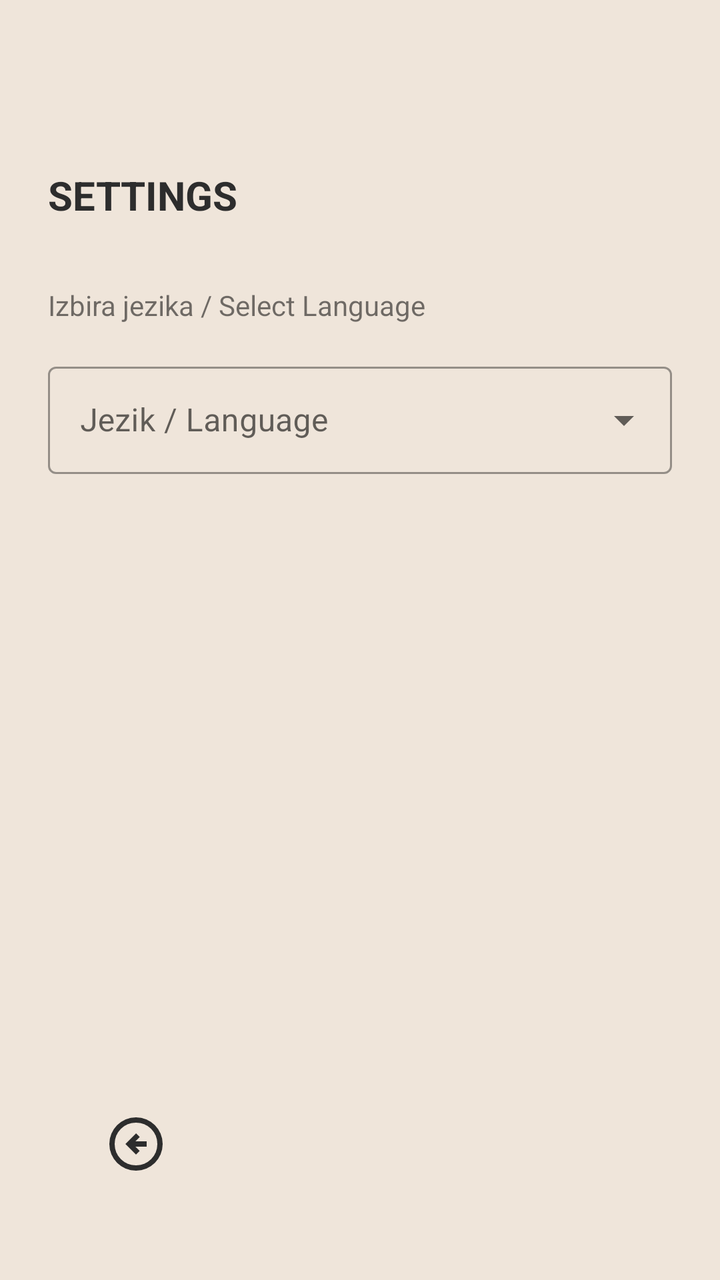
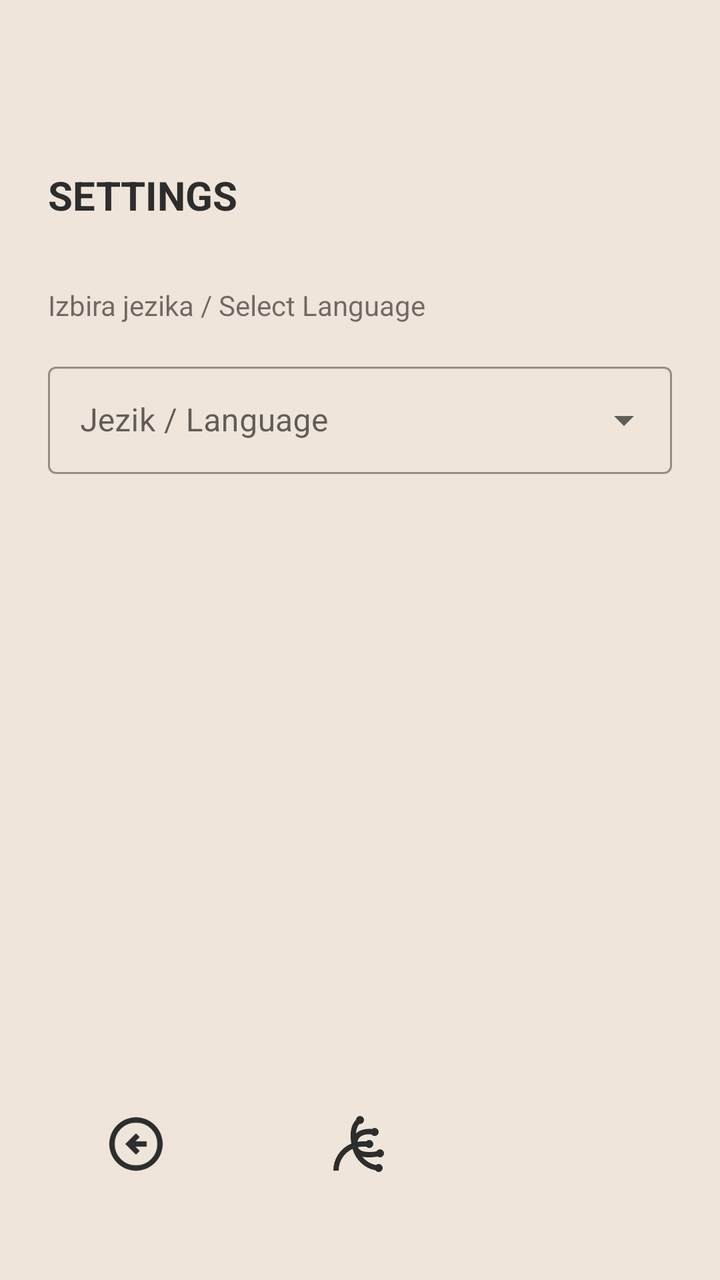

Before-and-after screenshots of an Android layout around one commit, followed by the original layout XML and the change that was made.
<!-- AndroidManifest.xml: application theme Theme.PametniPaketnik -->
<!-- res/layout/activity_settings.xml -->
<?xml version="1.0" encoding="utf-8"?>
<androidx.constraintlayout.widget.ConstraintLayout xmlns:android="http://schemas.android.com/apk/res/android"
    xmlns:app="http://schemas.android.com/apk/res-auto"
    android:layout_width="match_parent"
    android:layout_height="match_parent"
    android:background="@color/background"
    android:padding="24dp">

    <TextView
        android:id="@+id/settingsTitle"
        android:layout_width="wrap_content"
        android:layout_height="wrap_content"
        android:text="@string/settings_title"
        android:textSize="20sp"
        android:textStyle="bold"
        android:textColor="@color/history_text_primary"
        android:layout_marginTop="60dp"
        app:layout_constraintTop_toTopOf="parent"
        app:layout_constraintStart_toStartOf="parent" />

    <TextView
        android:id="@+id/languageLabel"
        android:layout_width="wrap_content"
        android:layout_height="wrap_content"
        android:text="@string/select_language_text"
        android:layout_marginTop="32dp"
        app:layout_constraintTop_toBottomOf="@id/settingsTitle"
        app:layout_constraintStart_toStartOf="parent" />

    <com.google.android.material.textfield.TextInputLayout
        android:id="@+id/languageDropdownMenu"
        style="@style/Widget.MaterialComponents.TextInputLayout.OutlinedBox.ExposedDropdownMenu"
        android:layout_width="match_parent"
        android:layout_height="wrap_content"
        android:layout_marginTop="16dp"
        android:hint="@string/language_hint"
        app:layout_constraintTop_toBottomOf="@id/languageLabel">

        <AutoCompleteTextView
            android:id="@+id/autoCompleteLanguage"
            android:layout_width="match_parent"
            android:layout_height="wrap_content"
            android:inputType="none"
            android:padding="16dp" />

    </com.google.android.material.textfield.TextInputLayout>
    <ImageButton
        android:id="@+id/btnBack"
        android:layout_width="56dp"
        android:layout_height="56dp"
        android:layout_marginStart="16dp"
        android:layout_marginBottom="16dp"
        android:background="?attr/selectableItemBackgroundBorderless"
        android:contentDescription="@string/nazaj"
        android:padding="12dp"
        android:scaleType="fitCenter"
        android:src="@drawable/ic_back_black"
        app:layout_constraintBottom_toBottomOf="parent"
        app:layout_constraintStart_toStartOf="parent"
        app:tint="@color/history_text_primary" />
</androidx.constraintlayout.widget.ConstraintLayout>
<!-- resources referenced by this layout -->
<resources>
  <color name="background">#EFE5DA</color>
  <color name="history_text_primary">#2D2D2D</color>
  <!-- drawable ic_back_black (drawable) -->
  <vector xmlns:android="http://schemas.android.com/apk/res/android" android:autoMirrored="true" android:height="24dp" android:tint="#000000" android:viewportHeight="960" android:viewportWidth="960" android:width="24dp">
        
      <path android:fillColor="@android:color/white" android:pathData="M480,640L536,584L472,520L640,520L640,440L472,440L536,376L480,320L320,480L480,640ZM480,880Q397,880 324,848.5Q251,817 197,763Q143,709 111.5,636Q80,563 80,480Q80,397 111.5,324Q143,251 197,197Q251,143 324,111.5Q397,80 480,80Q563,80 636,111.5Q709,143 763,197Q817,251 848.5,324Q880,397 880,480Q880,563 848.5,636Q817,709 763,763Q709,817 636,848.5Q563,880 480,880ZM480,800Q614,800 707,707Q800,614 800,480Q800,346 707,253Q614,160 480,160Q346,160 253,253Q160,346 160,480Q160,614 253,707Q346,800 480,800ZM480,480Q480,480 480,480Q480,480 480,480Q480,480 480,480Q480,480 480,480Q480,480 480,480Q480,480 480,480Q480,480 480,480Q480,480 480,480Z"/>
      
  </vector>
  <string name="language_hint">Jezik / Language</string>
  <string name="nazaj">Nazaj</string>
  <string name="select_language_text">Izbira jezika / Select Language</string>
  <string name="settings_title">SETTINGS</string>
  <style name="Theme.PametniPaketnik" parent="Base.Theme.PametniPaketnik" />
  <style name="Base.Theme.PametniPaketnik" parent="Theme.MaterialComponents.Light.NoActionBar">
          <item name="colorPrimary">@color/history_text_primary</item>
          <item name="android:statusBarColor">@color/background</item>
          <item name="android:windowLightStatusBar">true</item> </style>
</resources>

<!-- the commit's change to res/layout/activity_settings.xml (unified diff, before → after) -->
@@ -45,6 +45,20 @@
 
     </com.google.android.material.textfield.TextInputLayout>
     <ImageButton
+        android:id="@+id/btnHome"
+        android:layout_width="56dp"
+        android:layout_height="56dp"
+        android:layout_marginBottom="16dp"
+        android:background="?attr/selectableItemBackgroundBorderless"
+        android:contentDescription="@string/domov"
+        android:padding="12dp"
+        android:scaleType="fitCenter"
+        android:src="@drawable/ic_home_black"
+        app:layout_constraintBottom_toBottomOf="parent"
+        app:layout_constraintStart_toStartOf="parent"
+        app:layout_constraintEnd_toEndOf="parent"
+        app:tint="@color/history_text_primary" />
+    <ImageButton
         android:id="@+id/btnBack"
         android:layout_width="56dp"
         android:layout_height="56dp"
<!-- resource entries referenced after the edit -->
@@ -8,6 +8,13 @@
       <path android:fillColor="@android:color/white" android:pathData="M480,640L536,584L472,520L640,520L640,440L472,440L536,376L480,320L320,480L480,640ZM480,880Q397,880 324,848.5Q251,817 197,763Q143,709 111.5,636Q80,563 80,480Q80,397 111.5,324Q143,251 197,197Q251,143 324,111.5Q397,80 480,80Q563,80 636,111.5Q709,143 763,197Q817,251 848.5,324Q880,397 880,480Q880,563 848.5,636Q817,709 763,763Q709,817 636,848.5Q563,880 480,880ZM480,800Q614,800 707,707Q800,614 800,480Q800,346 707,253Q614,160 480,160Q346,160 253,253Q160,346 160,480Q160,614 253,707Q346,800 480,800ZM480,480Q480,480 480,480Q480,480 480,480Q480,480 480,480Q480,480 480,480Q480,480 480,480Q480,480 480,480Q480,480 480,480Q480,480 480,480Z"/>
       
   </vector>
+  <!-- drawable ic_home_black (drawable) -->
+  <vector xmlns:android="http://schemas.android.com/apk/res/android" android:height="24dp" android:tint="#000000" android:viewportHeight="960" android:viewportWidth="960" android:width="24dp">
+        
+      <path android:fillColor="@android:color/white" android:pathData="M760,900Q745,900 732,893Q719,886 711,874Q590,852 497.5,766Q405,680 368,554Q272,599 216,686.5Q160,774 160,880L80,880Q80,746 153.5,636Q227,526 350,474Q329,359 346.5,266.5Q364,174 420,117Q420,117 420,117Q420,117 420,117Q422,93 439,76.5Q456,60 480,60Q505,60 522.5,77.5Q540,95 540,120Q540,145 522.5,162.5Q505,180 480,180Q478,180 476,180Q474,180 471,179Q449,204 436,240.5Q423,277 419,322Q439,302 465.5,287.5Q492,273 524,265Q554,257 588.5,254.5Q623,252 661,255Q669,247 679,243.5Q689,240 700,240Q725,240 742.5,257.5Q760,275 760,300Q760,325 742.5,342.5Q725,360 700,360Q686,360 672.5,353.5Q659,347 651,335Q618,333 587.5,335.5Q557,338 533,346Q494,359 471.5,384Q449,409 443,448Q471,443 490.5,441.5Q510,440 576,440Q584,430 595.5,425Q607,420 620,420Q645,420 662.5,437.5Q680,455 680,480Q680,505 662.5,522.5Q645,540 620,540Q607,540 595.5,535Q584,530 576,520Q513,520 493,521.5Q473,523 448,528Q461,562 499,580Q537,598 598,600Q627,602 660.5,599Q694,596 728,590Q736,576 750,568Q764,560 780,560Q805,560 822.5,577.5Q840,595 840,620Q840,645 822.5,662.5Q805,680 780,680Q770,680 761.5,677Q753,674 745,668Q711,674 678.5,677.5Q646,681 617,681Q588,681 562,678Q536,675 513,669Q551,718 605.5,751.5Q660,785 720,796Q728,788 738.5,784Q749,780 760,780Q785,780 802.5,797.5Q820,815 820,840Q820,865 802.5,882.5Q785,900 760,900Z"/>
+      
+  </vector>
+  <string name="domov">Domov</string>
   <string name="language_hint">Jezik / Language</string>
   <string name="nazaj">Nazaj</string>
   <string name="select_language_text">Izbira jezika / Select Language</string>
